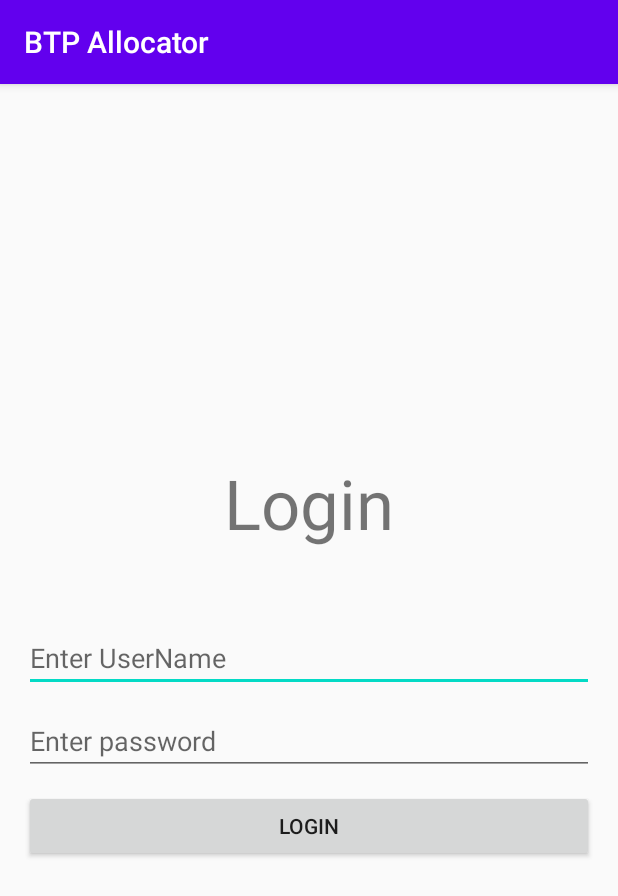
After one commit to rum22/btp_allocator, an Android app: the StudentLoginActivity screen opened directly, with no data from a screen before it, on a phone screen of 412 x 824 dp. The commit adds this screen. Shown: the top 896 px of the screen. Run offline under Robolectric (Android 15) with nearby library versions, the phone set to English and light mode, and no system bars.

Commit message:
worked on activity_student_login.xml (Student Login)

```diff
--- a/app/src/main/AndroidManifest.xml
+++ b/app/src/main/AndroidManifest.xml
@@ -9,6 +9,7 @@
         android:roundIcon="@mipmap/ic_launcher_round"
         android:supportsRtl="true"
         android:theme="@style/AppTheme">
+        <activity android:name=".views.StudentLoginActivity"></activity>
         <activity android:name=".MainActivity">
             <intent-filter>
                 <action android:name="android.intent.action.MAIN" />
--- /dev/null
+++ b/app/src/main/java/com/example/btpallocator/views/StudentLoginActivity.java
@@ -0,0 +1,16 @@
+package com.example.btpallocator.views;
+
+import androidx.appcompat.app.AppCompatActivity;
+
+import android.os.Bundle;
+
+import com.example.btpallocator.R;
+
+public class StudentLoginActivity extends AppCompatActivity {
+
+    @Override
+    protected void onCreate(Bundle savedInstanceState) {
+        super.onCreate(savedInstanceState);
+        setContentView(R.layout.activity_student_login);
+    }
+}
--- a/app/src/main/res/layout/activity_main.xml
+++ b/app/src/main/res/layout/activity_main.xml
@@ -1,9 +1,12 @@
 <?xml version="1.0" encoding="utf-8"?>
-<androidx.constraintlayout.widget.ConstraintLayout xmlns:android="http://schemas.android.com/apk/res/android"
+<LinearLayout xmlns:android="http://schemas.android.com/apk/res/android"
     xmlns:app="http://schemas.android.com/apk/res-auto"
     xmlns:tools="http://schemas.android.com/tools"
     android:layout_width="match_parent"
     android:layout_height="match_parent"
+    android:orientation="vertical"
+    android:gravity="center"
+    android:padding="16dp"
     tools:context=".MainActivity"
     >
     <TextView
@@ -16,4 +19,4 @@
         app:layout_constraintTop_toTopOf="parent"
         />
 
-</androidx.constraintlayout.widget.ConstraintLayout>
+</LinearLayout>
--- /dev/null
+++ b/app/src/main/res/layout/activity_student_login.xml
@@ -0,0 +1,51 @@
+<?xml version="1.0" encoding="utf-8"?>
+<LinearLayout xmlns:android="http://schemas.android.com/apk/res/android"
+    xmlns:app="http://schemas.android.com/apk/res-auto"
+    xmlns:tools="http://schemas.android.com/tools"
+    android:layout_width="match_parent"
+    android:layout_height="match_parent"
+    android:orientation="vertical"
+    android:gravity="center"
+    android:padding="16dp"
+    tools:context=".views.StudentLoginActivity">
+
+    <TextView
+        android:id="@+id/tvLogin"
+        android:layout_width="wrap_content"
+        android:layout_height="wrap_content"
+        android:text="Login"
+        android:textSize="46sp"
+        app:layout_constraintBottom_toBottomOf="parent"
+        app:layout_constraintEnd_toEndOf="parent"
+        app:layout_constraintStart_toStartOf="parent"
+        app:layout_constraintTop_toTopOf="parent"
+        app:layout_constraintVertical_bias="0.285" />
+
+    <EditText
+        android:id="@+id/etLogin"
+        android:layout_width="match_parent"
+        android:layout_height="wrap_content"
+        android:layout_marginTop="50dp"
+        android:hint="Enter UserName"
+        app:layout_constraintBottom_toBottomOf="parent"
+        app:layout_constraintEnd_toEndOf="parent"
+        app:layout_constraintHorizontal_bias="1.0"
+        app:layout_constraintStart_toStartOf="parent"
+        app:layout_constraintTop_toTopOf="parent"
+        app:layout_constraintVertical_bias="0.411" />
+
+    <EditText
+        android:layout_width="match_parent"
+        android:layout_height="wrap_content"
+        android:layout_marginTop="10dp"
+        android:inputType="textPassword"
+        android:hint="Enter password" />
+
+    <Button
+        android:id="@+id/button"
+        android:layout_width="match_parent"
+        android:layout_height="wrap_content"
+        android:layout_marginTop="10dp"
+        android:text="Login" />
+
+</LinearLayout>
```
